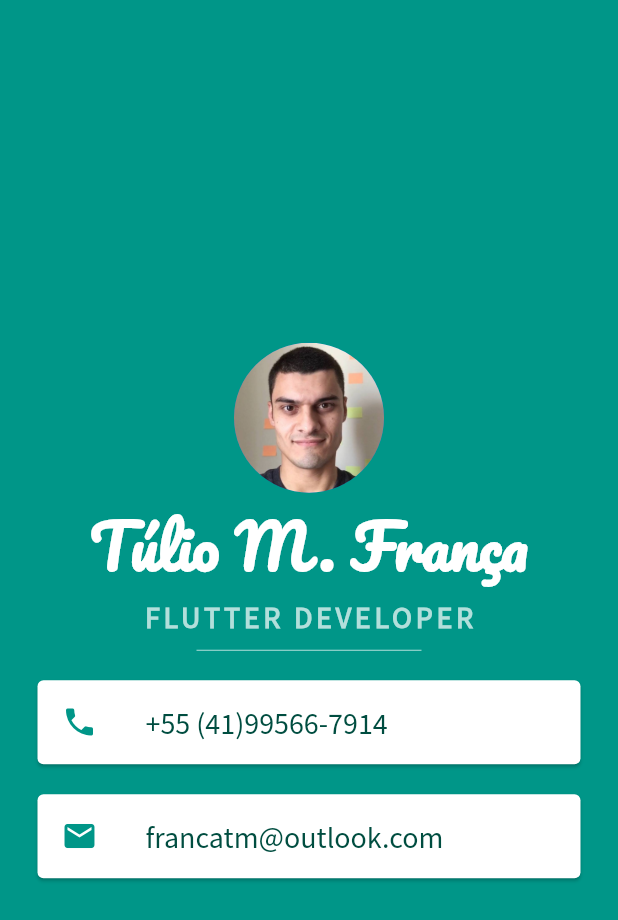
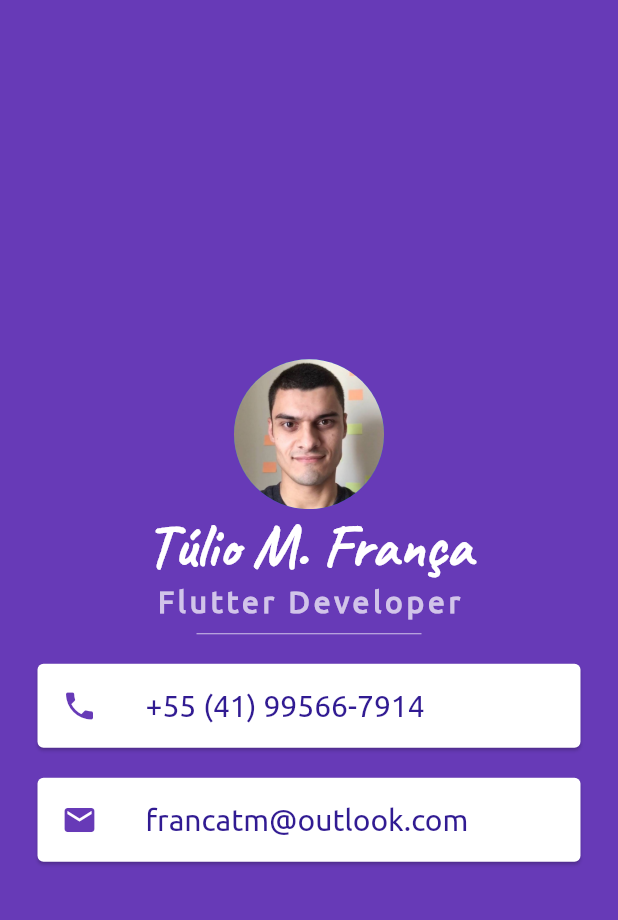
Before and after one commit to FrancaTM/mi-card-app, a Flutter app: the screen it shows after launch, on a phone screen of 412 x 824 dp. Shown: the top 920 px of the screen. Run offline on Flutter 3.47's test engine with Material 2 defaults, Android fonts, the light colour scheme and no system bars.

Commit message:
Change layout - fonts and colors
Refactor code
- style and data

```diff
--- a/lib/main.dart
+++ b/lib/main.dart
@@ -1,46 +1,50 @@
 import 'package:flutter/material.dart';
+
+import 'person.dart';
+import 'person_data.dart';
+import 'style.dart';
 
 void main() {
   runApp(MyApp());
 }
 
 class MyApp extends StatelessWidget {
-  final String circleAvatarImgUrl =
-      'https://yt3.ggpht.com/a/AGF-l7_p35s8NY-EOwhcv9cgmj1RB2s4jkQyR7YoKQ=s900-mo-c-c0xffffffff-rj-k-no';
-  final String circleAvatarImg = 'images/tulio.jpg';
-  final String fontFamilyPacifico = 'Pacifico';
-  final String fontFamilySourceSansPro = 'Source Sans Pro';
-  final String phoneNumber = '+55 (41)99566-7914';
-  final String emailAddress = 'francatm@outlook.com';
+  final Person person = Person(
+    circleAvatarImg: circleAvatarImgMock,
+    name: nameMock,
+    jobTitle: jobTitleMock,
+    phoneNumber: phoneNumberMock,
+    emailAddress: emailAddressMock,
+  );
 
   @override
   Widget build(BuildContext context) {
     return MaterialApp(
       home: Scaffold(
-        backgroundColor: Colors.teal,
+        backgroundColor: primaryColor,
         body: SafeArea(
           child: Column(
             mainAxisAlignment: MainAxisAlignment.center,
             children: <Widget>[
               CircleAvatar(
                 radius: 50.0,
-                backgroundImage: AssetImage(circleAvatarImg),
+                backgroundImage: AssetImage(person.circleAvatarImg),
               ),
               Text(
-                'Túlio M. França',
+                person.name,
                 style: TextStyle(
-                  fontFamily: fontFamilyPacifico,
+                  fontFamily: fontFamilyPrimary,
                   fontSize: 40.0,
                   color: Colors.white,
                   fontWeight: FontWeight.bold,
                 ),
               ),
               Text(
-                'FLUTTER DEVELOPER',
+                'Flutter Developer',
                 style: TextStyle(
-                  fontFamily: fontFamilySourceSansPro,
+                  fontFamily: fontFamilySecondary,
                   fontSize: 20.0,
-                  color: Colors.teal.shade100,
+                  color: secondaryColorShade100,
                   letterSpacing: 2.5,
                   fontWeight: FontWeight.bold,
                 ),
@@ -50,7 +54,7 @@ class MyApp extends StatelessWidget {
                 width: 150.0,
                 child: Divider(
                   height: 1.0,
-                  color: Colors.teal.shade100,
+                  color: secondaryColorShade100,
                 ),
               ),
               Card(
@@ -61,13 +65,13 @@ class MyApp extends StatelessWidget {
                 child: ListTile(
                   leading: Icon(
                     Icons.phone,
-                    color: Colors.teal,
+                    color: primaryColor,
                   ),
                   title: Text(
-                    phoneNumber,
+                    person.phoneNumber,
                     style: TextStyle(
-                      color: Colors.teal.shade900,
-                      fontFamily: fontFamilySourceSansPro,
+                      color: secondaryColorShade900,
+                      fontFamily: fontFamilySecondary,
                       fontSize: 20.0,
                     ),
                   ),
@@ -81,13 +85,13 @@ class MyApp extends StatelessWidget {
                 child: ListTile(
                   leading: Icon(
                     Icons.email,
-                    color: Colors.teal,
+                    color: primaryColor,
                   ),
                   title: Text(
-                    emailAddress,
+                    person.emailAddress,
                     style: TextStyle(
-                      color: Colors.teal.shade900,
-                      fontFamily: fontFamilySourceSansPro,
+                      color: secondaryColorShade900,
+                      fontFamily: fontFamilySecondary,
                       fontSize: 20.0,
                     ),
                   ),
--- /dev/null
+++ b/lib/person.dart
@@ -0,0 +1,16 @@
+import 'package:flutter/material.dart';
+
+class Person {
+  final String circleAvatarImg;
+  final String name;
+  final String jobTitle;
+  final String phoneNumber;
+  final String emailAddress;
+
+  Person(
+      {@required this.circleAvatarImg,
+      @required this.name,
+      @required this.jobTitle,
+      @required this.phoneNumber,
+      @required this.emailAddress});
+}
--- /dev/null
+++ b/lib/person_data.dart
@@ -0,0 +1,5 @@
+const String circleAvatarImgMock = 'images/tulio.jpg';
+const String nameMock = 'Túlio M. França';
+const String jobTitleMock = 'Flutter Developer';
+const String phoneNumberMock = '+55 (41) 99566-7914';
+const String emailAddressMock = 'francatm@outlook.com';
--- /dev/null
+++ b/lib/style.dart
@@ -0,0 +1,8 @@
+import 'package:flutter/material.dart';
+
+const String fontFamilyPrimary = 'Caveat';
+const String fontFamilySecondary = 'Ubuntu';
+
+const Color primaryColor = Colors.deepPurple;
+final Color secondaryColorShade100 = Colors.deepPurple.shade100;
+final Color secondaryColorShade900 = Colors.deepPurple.shade900;
```
Also changed, not shown: pubspec.yaml (+4 -4 lines), fonts/Caveat-Regular.ttf (added), fonts/Pacifico-Regular.ttf (deleted), fonts/SourceSansPro-Regular.ttf (deleted), fonts/Ubuntu-Regular.ttf (added).
